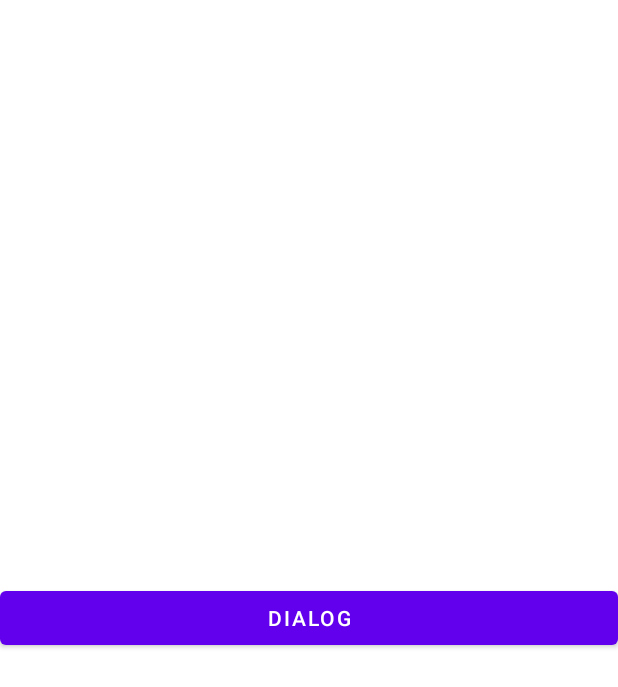
After one commit to FarmBera/PokemonGo, an Android app: the layout dialog_main.xml on its own in the app's theme, with its tools: preview values and no code run, on a phone screen of 412 x 824 dp. The commit adds this screen. Shown: the top 687 px of the screen. Run offline under Robolectric (Android 15) with nearby library versions, the phone set to English and light mode, and no system bars.

Commit message:
layout binding

```diff
--- a/app/src/main/java/com/example/pokemongo/InventoryActivity.kt
+++ b/app/src/main/java/com/example/pokemongo/InventoryActivity.kt
@@ -2,10 +2,12 @@ package com.example.pokemongo
 
 import androidx.appcompat.app.AppCompatActivity
 import android.os.Bundle
+import com.example.pokemongo.databinding.ActivityInventoryBinding
 
 class InventoryActivity : AppCompatActivity() {
     override fun onCreate(savedInstanceState: Bundle?) {
         super.onCreate(savedInstanceState)
-        setContentView(R.layout.activity_inventory)
+        val binding = ActivityInventoryBinding.inflate(layoutInflater)
+        setContentView(binding.root)
     }
 }
--- a/app/src/main/java/com/example/pokemongo/LibraryActivity.kt
+++ b/app/src/main/java/com/example/pokemongo/LibraryActivity.kt
@@ -2,10 +2,17 @@ package com.example.pokemongo
 
 import androidx.appcompat.app.AppCompatActivity
 import android.os.Bundle
+import com.example.pokemongo.databinding.ActivityLibraryBinding
 
 class LibraryActivity : AppCompatActivity() {
     override fun onCreate(savedInstanceState: Bundle?) {
         super.onCreate(savedInstanceState)
-        setContentView(R.layout.activity_library)
+        val binding = ActivityLibraryBinding.inflate(layoutInflater)
+        setContentView(binding.root)
+
+
+        // Event Process
     }
+
+
 }
--- a/app/src/main/res/layout/activity_inventory.xml
+++ b/app/src/main/res/layout/activity_inventory.xml
@@ -5,6 +5,7 @@
     android:layout_width="match_parent"
     android:layout_height="match_parent"
     tools:context=".InventoryActivity">
+
 
     <TextView
         android:id="@+id/textView4"
--- /dev/null
+++ b/app/src/main/res/layout/dialog_main.xml
@@ -0,0 +1,16 @@
+<?xml version="1.0" encoding="utf-8"?>
+<LinearLayout xmlns:android="http://schemas.android.com/apk/res/android"
+    xmlns:tools="http://schemas.android.com/tools"
+    android:layout_width="match_parent"
+    android:layout_height="match_parent"
+    tools:context=".activitymain">
+
+    <Button
+        android:id="@+id/dialogBtn"
+        android:layout_width="match_parent"
+        android:layout_height="wrap_content"
+        android:onClick="DialogClick"
+        android:layout_gravity="center"
+        android:text="Dialog" />
+
+</LinearLayout>
```
